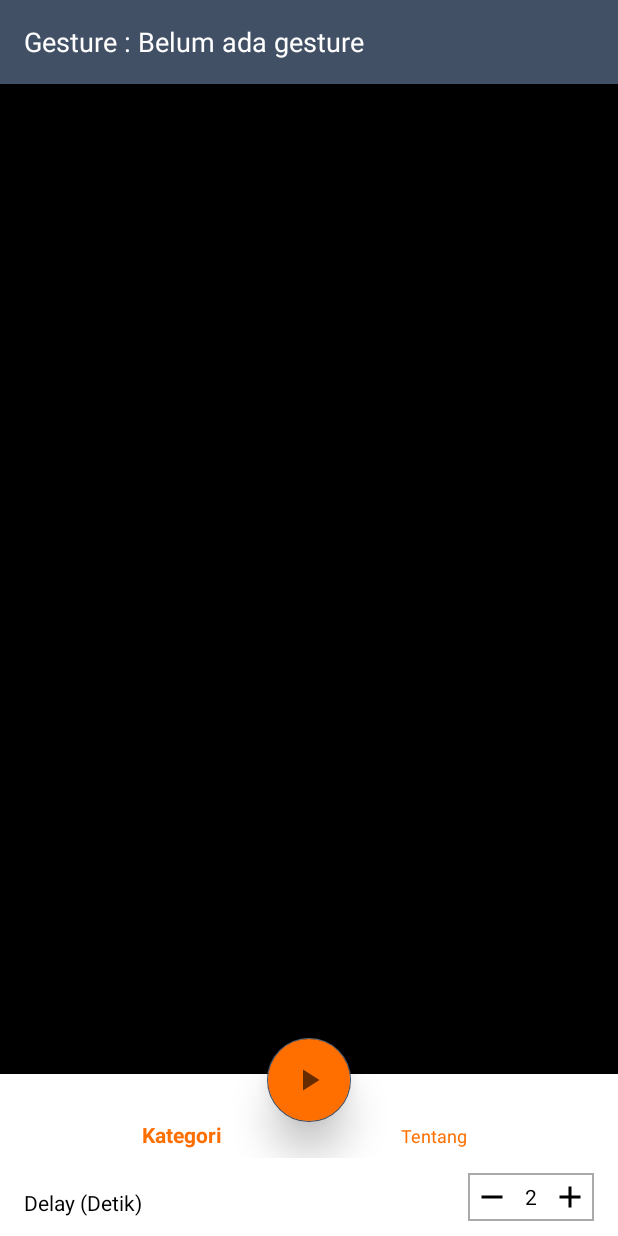
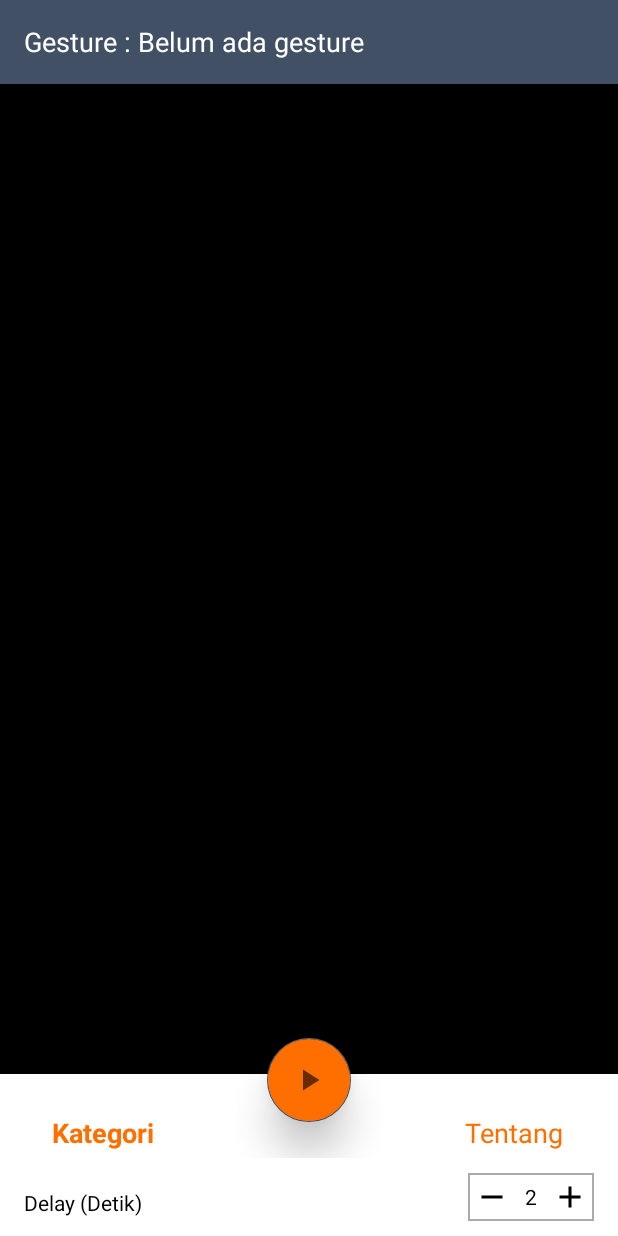
Before and after one commit to herihermwn/SIBI-Recognition, an Android app: the layout activity_camera.xml on its own in the app's theme, with its tools: preview values and no code run, on a phone screen of 412 x 824 dp. Run offline under Robolectric (Android 15) with nearby library versions, the phone set to English and light mode, and no system bars.

Commit message:
Fix: Memperbaiki lokasi tombol bottom

```diff
--- a/app/src/main/res/layout/activity_camera.xml
+++ b/app/src/main/res/layout/activity_camera.xml
@@ -33,7 +33,6 @@
             tools:context="org.tensorflow.demo.CameraActivity" />
 
         <androidx.appcompat.widget.Toolbar
-            android:id="@+id/toolbar"
             android:layout_width="match_parent"
             android:layout_height="wrap_content"
             android:background="@color/colorAccent"
--- a/app/src/main/res/layout/layout_bottom_sheet.xml
+++ b/app/src/main/res/layout/layout_bottom_sheet.xml
@@ -27,13 +27,14 @@
                 android:id="@+id/bottomNavigationView"
                 android:layout_width="match_parent"
                 android:layout_height="wrap_content"
-                android:layout_gravity="bottom"
+                android:layout_gravity="center"
                 android:layout_marginTop="24dp"
                 android:backgroundTint="@android:color/white"
                 app:fab_size="85dp"
-                app:layout_anchor="@+id/bottomNavigationView"
+                app:itemTextAppearanceActive="@style/BottomNavigationView"
+                app:itemTextAppearanceInactive="@style/BottomNavigationView"
+                app:itemTextColor="@color/colorPrimaryDark"
                 app:layout_anchorGravity="top|center"
-                app:itemTextColor="@color/colorPrimaryDark"
                 app:menu="@menu/bottom_menu"/>
 
             <com.google.android.material.floatingactionbutton.FloatingActionButton
--- a/app/src/main/res/menu/bottom_menu.xml
+++ b/app/src/main/res/menu/bottom_menu.xml
@@ -1,6 +1,6 @@
 <?xml version="1.0" encoding="utf-8"?>
 <menu xmlns:android="http://schemas.android.com/apk/res/android"
-    android:layout_width="wrap_content"
+    android:layout_width="match_parent"
     android:layout_height="wrap_content">
 
     <item
@@ -9,6 +9,10 @@
 
     <item
         android:enabled="false"
+        android:title="" />
+
+    <item
+        android:enabled="false"
         android:title="Tentang" />
 
 </menu>
--- a/app/src/main/res/values/styles.xml
+++ b/app/src/main/res/values/styles.xml
@@ -8,4 +8,8 @@
         <item name="colorAccent">@color/colorAccent</item>
     </style>
 
+    <style name="BottomNavigationView" parent="@style/TextAppearance.AppCompat.Caption">
+        <item name="android:textSize">18sp</item>
+    </style>
+
 </resources>
```
Also changed, not shown: app/src/main/java/org/adarmawan117/recognition/sibi/CameraActivity.java (+46 -1 lines), app/src/main/java/org/adarmawan117/recognition/sibi/customview/FabBottomNavigationView.kt (+8 -25 lines), 1 other file.
